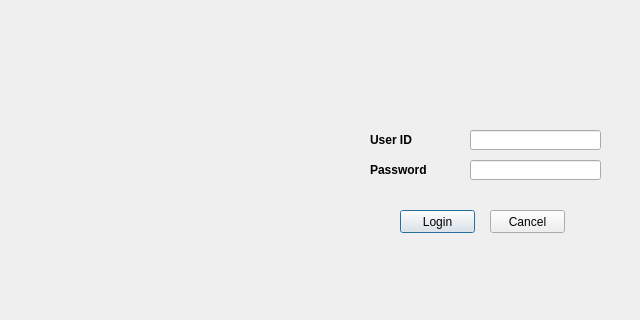
Above: logindialog.ui from LeeChiWon/TireManagement before the change. Below: the same form after it.
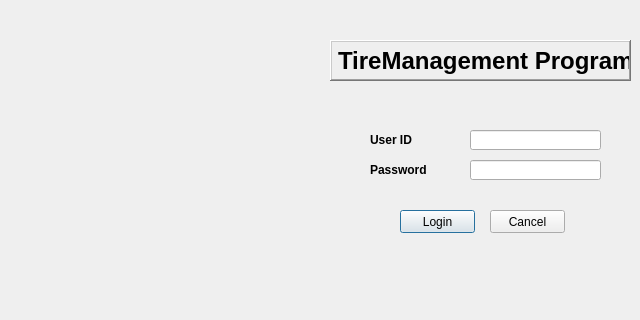
That is the form after the change. Icons and pictures are not drawn.

```diff
--- a/logindialog.ui
+++ b/logindialog.ui
@@ -134,6 +134,38 @@
     <string>Cancel</string>
    </property>
   </widget>
+  <widget class="QLabel" name="label_4">
+   <property name="geometry">
+    <rect>
+     <x>330</x>
+     <y>40</y>
+     <width>301</width>
+     <height>41</height>
+    </rect>
+   </property>
+   <property name="font">
+    <font>
+     <pointsize>18</pointsize>
+     <weight>75</weight>
+     <bold>true</bold>
+    </font>
+   </property>
+   <property name="frameShape">
+    <enum>QFrame::WinPanel</enum>
+   </property>
+   <property name="frameShadow">
+    <enum>QFrame::Raised</enum>
+   </property>
+   <property name="lineWidth">
+    <number>1</number>
+   </property>
+   <property name="midLineWidth">
+    <number>0</number>
+   </property>
+   <property name="text">
+    <string>TireManagement Program</string>
+   </property>
+  </widget>
  </widget>
  <resources>
   <include location="tiremanagement.qrc"/>
```
Left out of the diff: 4 changed lines with no effect on the pictures.
